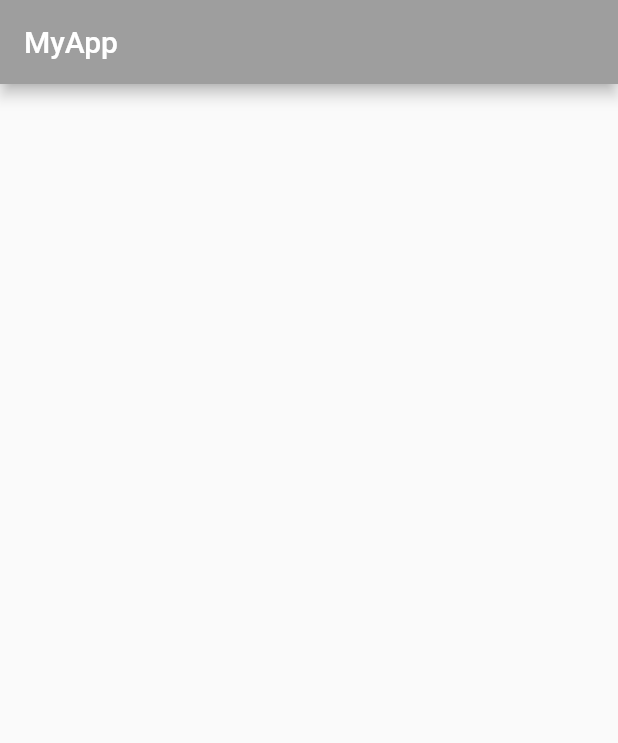
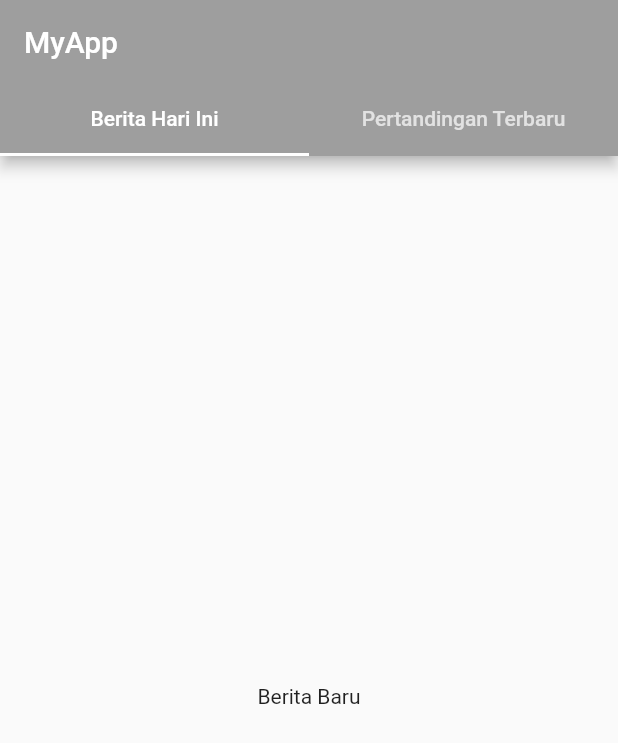
Before and after one commit to jordanaditya/ui_basic, a Flutter app: the screen it shows after launch, on a phone screen of 412 x 824 dp. Shown: the top 743 px of the screen. Run offline on Flutter 3.47's test engine with Material 2 defaults, Android fonts, the phone set to English and light mode, and no system bars.

Commit message:
Membuat AppBar

```diff
--- a/lib/main.dart
+++ b/lib/main.dart
@@ -7,10 +7,24 @@ void main() {
 class HomePage extends StatelessWidget {
   build(context) {
     return MaterialApp(
-      home: Scaffold(
-        appBar: AppBar(
-          backgroundColor: Colors.grey,
+      home: DefaultTabController(
+        length: 2,
+        child: Scaffold(
+          appBar: AppBar(
+            bottom: TabBar(
+              indicatorColor: Colors.white,
+              tabs: [
+                Tab(text: 'Berita Hari Ini'),
+                Tab(text: 'Pertandingan Terbaru')
+              ],),
+            backgroundColor: Colors.grey,
           title: Text('MyApp')
+          ),
+          body: TabBarView(
+            children: [
+              Center(child: Text('Berita Baru')),
+              Center(child: Text('Pertandingan Baru'))
+            ],)
         ),
       )
     );
```
